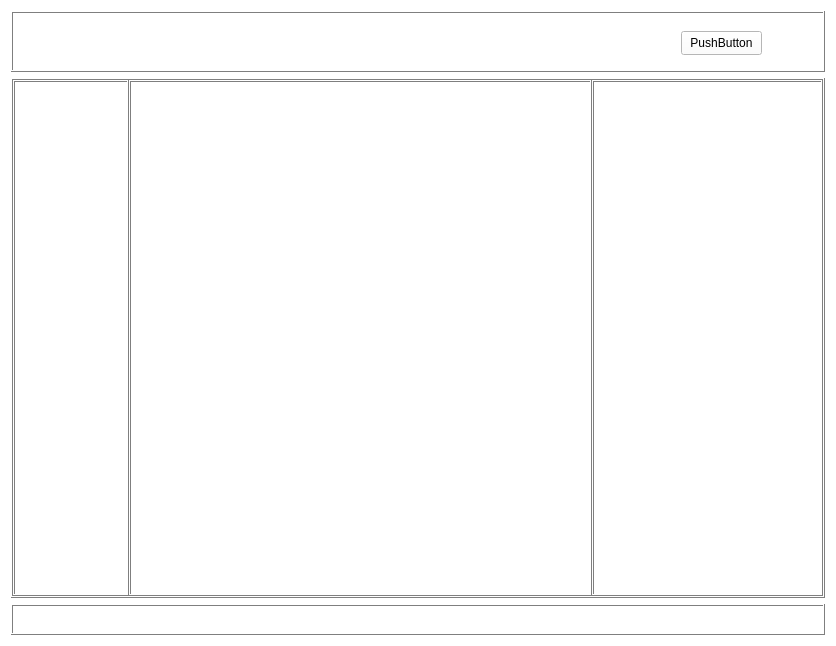
Qt form ConsoleApplication1/qtmain.ui (cj1106620946/fuduji_plc_ai) before a commit.
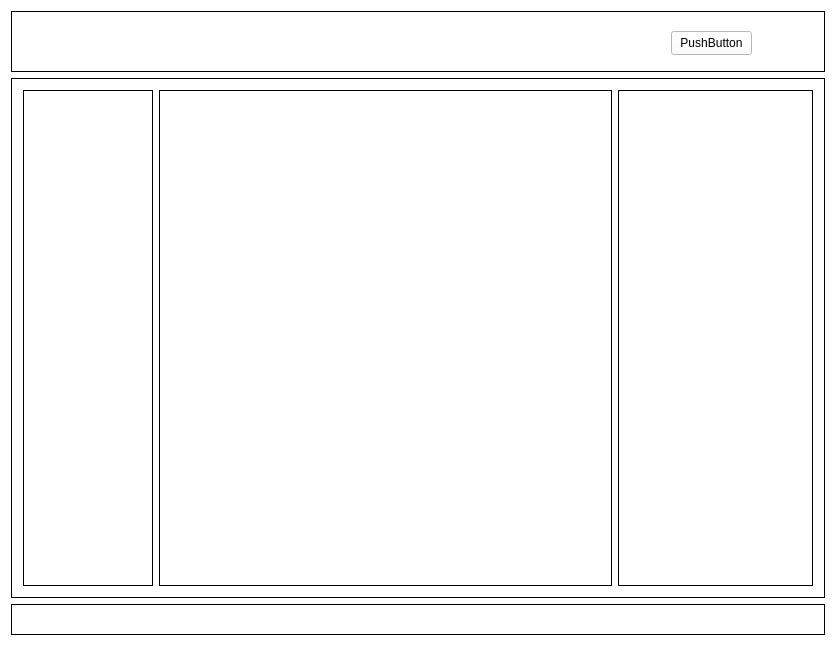
The same form after that commit.

```diff
--- a/ConsoleApplication1/qtmain.ui
+++ b/ConsoleApplication1/qtmain.ui
@@ -488,13 +488,10 @@
      <property name="frameShape">
       <enum>QFrame::Shape::Box</enum>
      </property>
-     <property name="frameShadow">
-      <enum>QFrame::Shadow::Raised</enum>
-     </property>
      <widget class="QPushButton" name="btnStartConsole">
       <property name="geometry">
        <rect>
-        <x>670</x>
+        <x>660</x>
         <y>20</y>
         <width>81</width>
         <height>24</height>
@@ -511,33 +508,12 @@
      <property name="frameShape">
       <enum>QFrame::Shape::Box</enum>
      </property>
-     <property name="frameShadow">
-      <enum>QFrame::Shadow::Raised</enum>
-     </property>
-     <layout class="QHBoxLayout" name="horizontalLayout" stretch="1,4,2">
-      <property name="spacing">
-       <number>0</number>
-      </property>
-      <property name="leftMargin">
-       <number>0</number>
-      </property>
-      <property name="topMargin">
-       <number>0</number>
-      </property>
-      <property name="rightMargin">
-       <number>0</number>
-      </property>
-      <property name="bottomMargin">
-       <number>0</number>
-      </property>
+     <layout class="QHBoxLayout" name="horizontalLayout" stretch="2,7,3">
       <item>
        <widget class="QFrame" name="leftpanel">
         <property name="frameShape">
          <enum>QFrame::Shape::Box</enum>
         </property>
-        <property name="frameShadow">
-         <enum>QFrame::Shadow::Raised</enum>
-        </property>
        </widget>
       </item>
       <item>
@@ -545,9 +521,6 @@
         <property name="frameShape">
          <enum>QFrame::Shape::Box</enum>
         </property>
-        <property name="frameShadow">
-         <enum>QFrame::Shadow::Raised</enum>
-        </property>
        </widget>
       </item>
       <item>
@@ -555,28 +528,19 @@
         <property name="frameShape">
          <enum>QFrame::Shape::Box</enum>
         </property>
-        <property name="frameShadow">
-         <enum>QFrame::Shadow::Raised</enum>
-        </property>
-        <property name="lineWidth">
-         <number>1</number>
-        </property>
-        <property name="midLineWidth">
-         <number>0</number>
-        </property>
        </widget>
       </item>
      </layout>
     </widget>
    </item>
    <item>
-    <widget class="QFrame" name="statusbar">
+    <widget class="QFrame" name="frame">
+     <property name="acceptDrops">
+      <bool>false</bool>
+     </property>
      <property name="frameShape">
       <enum>QFrame::Shape::Box</enum>
      </property>
-     <property name="frameShadow">
-      <enum>QFrame::Shadow::Raised</enum>
-     </property>
     </widget>
    </item>
   </layout>
```
Left out of the diff: 15 changed lines with no effect on the pictures.
